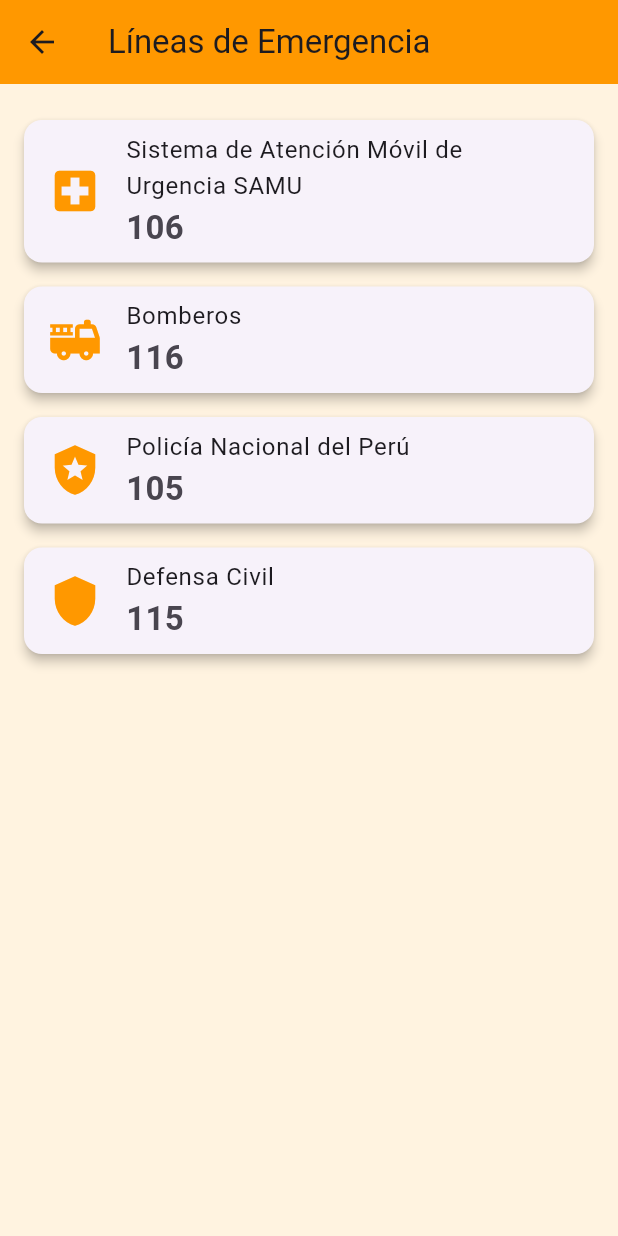
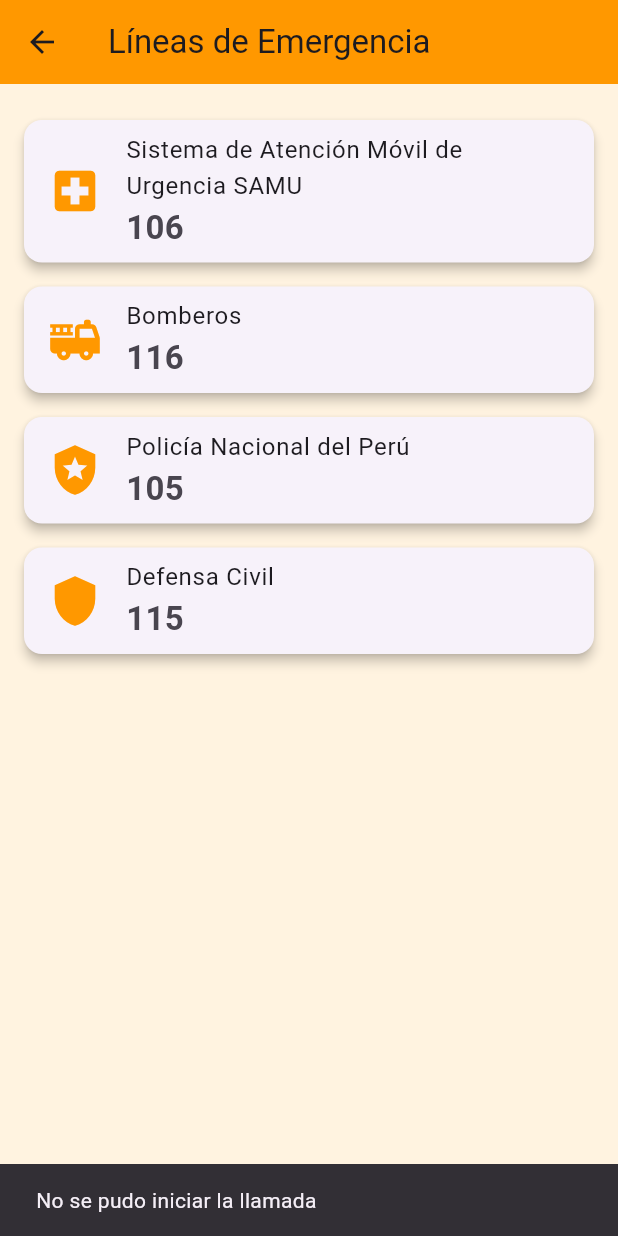
Before and after one commit to Reebotbrei/limaEnAccion, a Flutter app: the SosScreen screen opened directly, after a tap on "Sistema de Atención Móvil de Urgencia SA", on a phone screen of 412 x 824 dp. Run offline on Flutter 3.47's test engine with Material 3 defaults, Android fonts, the phone set to English and light mode, and no system bars; our stand-ins replace image_picker.

Commit message:
agregando funcionalidad al sos screen

```diff
--- a/lib/features/auth/home/screens/sos_screen.dart
+++ b/lib/features/auth/home/screens/sos_screen.dart
@@ -1,4 +1,5 @@
 import 'package:flutter/material.dart';
+import 'package:url_launcher/url_launcher.dart';
 
 class SosScreen extends StatelessWidget {
   const SosScreen({super.key});
@@ -11,23 +12,34 @@ class SosScreen extends StatelessWidget {
         title: const Text('Líneas de Emergencia'),
         leading: BackButton(
           onPressed: () {
-           Navigator.of(context).pop();
+            Navigator.of(context).pop();
           },
         ),
-
       ),
       backgroundColor: const Color(0xFFFFF3E0),
       body: ListView(
         padding: const EdgeInsets.all(16.0),
-        children: [
+        children: const [
           EmergencyCard(
             title: 'Sistema de Atención Móvil de Urgencia SAMU',
             number: '106',
             icon: Icons.local_hospital,
           ),
-          EmergencyCard(title: 'Bomberos', number: '116', icon: Icons.fire_truck),
-          EmergencyCard(title: 'Policía Nacional del Perú', number: '105', icon: Icons.local_police),
-          EmergencyCard(title: 'Defensa Civil', number: '115', icon: Icons.shield),
+          EmergencyCard(
+            title: 'Bomberos',
+            number: '116',
+            icon: Icons.fire_truck,
+          ),
+          EmergencyCard(
+            title: 'Policía Nacional del Perú',
+            number: '105',
+            icon: Icons.local_police,
+          ),
+          EmergencyCard(
+            title: 'Defensa Civil',
+            number: '115',
+            icon: Icons.shield,
+          ),
         ],
       ),
     );
@@ -54,9 +66,19 @@ class EmergencyCard extends StatelessWidget {
       child: ListTile(
         leading: Icon(icon, color: Colors.orange, size: 36),
         title: Text(title),
-        subtitle: Text(number, style: const TextStyle(fontSize: 22, fontWeight: FontWeight.bold)),
-        onTap: () {
-          // Aquí podrías abrir marcador o copiar el número
+        subtitle: Text(
+          number,
+          style: const TextStyle(fontSize: 22, fontWeight: FontWeight.bold),
+        ),
+        onTap: () async {
+          final Uri phoneUri = Uri(scheme: 'tel', path: number);
+          if (await canLaunchUrl(phoneUri)) {
+            await launchUrl(phoneUri);
+          } else {
+            ScaffoldMessenger.of(context).showSnackBar(
+              SnackBar(content: Text('No se pudo iniciar la llamada')),
+            );
+          }
         },
       ),
     );
```
